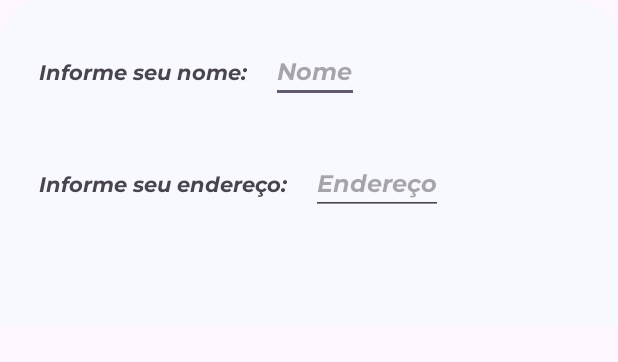
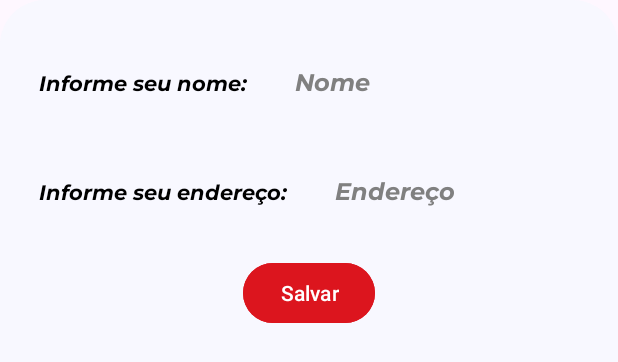
Before and after one commit to wiliansSilva/PetRescue, an Android app: the layout pet_rescue_bottom_sheet.xml on its own in the app's theme, with its tools: preview values and no code run, on a phone screen of 412 x 824 dp. Shown: the top 362 px of the screen. Run offline under Robolectric (Android 15) with nearby library versions, the phone set to English and light mode, and no system bars.

```diff
--- a/app/src/main/java/com/example/petrescue/PetRescueApplication.kt
+++ b/app/src/main/java/com/example/petrescue/PetRescueApplication.kt
@@ -23,8 +23,8 @@ class PetRescueApplication: Application() {
     }
 
     private fun getModule() = PetRescueDIModule.get(
-        baseUrl = "",
-        useMock = true
+        baseUrl = "https://yourwebsite.net/api/",
+        useMock = false
     )
 
     private fun getFactory(): Module{
--- a/app/src/main/java/com/example/petrescue/api/PetRescueRepositoryImpl.kt
+++ b/app/src/main/java/com/example/petrescue/api/PetRescueRepositoryImpl.kt
@@ -1,9 +1,8 @@
 package com.example.petrescue.api
 
-import android.net.Network
+
 
 class PetRescueRepositoryImpl(
-    private val network: Network,
     private val service: PetRescueService
 ) : PetRescueRepository {
 
--- a/app/src/main/java/com/example/petrescue/network/ApiFactory.kt
+++ b/app/src/main/java/com/example/petrescue/network/ApiFactory.kt
@@ -1,15 +1,13 @@
 package com.example.petrescue.network
 
 import com.google.gson.Gson
-import okhttp3.Interceptor
 import retrofit2.Retrofit
 import retrofit2.converter.gson.GsonConverterFactory
-import retrofit2.create
 
 class ApiFactory{
 
     fun <T> create(
-        service: Class<T>,baseUrl: String,interceptors: List<Interceptor> = emptyList()
+        service: Class<T>,baseUrl: String
     ): T {
         return Retrofit.Builder()
             .baseUrl(baseUrl)
--- a/app/src/main/res/layout/pet_rescue_bottom_sheet.xml
+++ b/app/src/main/res/layout/pet_rescue_bottom_sheet.xml
@@ -3,6 +3,7 @@
     android:layout_width="match_parent"
     android:layout_height="wrap_content"
     android:orientation="vertical"
+    xmlns:app="http://schemas.android.com/apk/res-auto"
     android:background="@drawable/dialog_bg">
 
     <androidx.appcompat.widget.LinearLayoutCompat
@@ -17,15 +18,24 @@
             android:layout_marginHorizontal="@dimen/dimen16"
             android:layout_marginTop="@dimen/dimen16"
             android:text="@string/pet_rescue_bottom_sheet_input_name"
+            android:textColor="@color/black"
             android:fontFamily="@font/montserratbolditalic"/>
 
+
         <com.google.android.material.textfield.TextInputEditText
+            android:id="@+id/pet_rescue_bottom_sheet_name"
             android:layout_width="wrap_content"
             android:layout_height="wrap_content"
             android:layout_marginTop="@dimen/dimen16"
             android:fontFamily="@font/montserratbolditalic"
             android:textSize="@dimen/dimen16Text"
-            android:hint="Nome"/>
+            android:textColor="@color/black"
+            android:textColorHint="@color/hint_color"
+            android:imeOptions="actionNext"
+            android:singleLine="true"
+            android:hint="Nome"
+            app:boxStrokeWidth="0dp"
+            style="@style/Widget.MaterialComponents.TextInputLayout.OutlinedBox"/>
 
     </androidx.appcompat.widget.LinearLayoutCompat>
 
@@ -34,24 +44,39 @@
         android:layout_height="wrap_content"
         android:layout_gravity="center"
         android:orientation="horizontal"
-        android:layout_marginBottom="@dimen/dimen64"
         android:layout_marginTop="@dimen/dimen16">
 
         <androidx.appcompat.widget.AppCompatTextView
             android:layout_width="wrap_content"
             android:layout_height="wrap_content"
             android:layout_marginHorizontal="@dimen/dimen16"
-            android:layout_marginTop="@dimen/dimen16"
+            android:textColor="@color/black"
             android:text="@string/pet_rescue_bottom_sheet_input_address"
             android:fontFamily="@font/montserratbolditalic"/>
 
         <com.google.android.material.textfield.TextInputEditText
+            android:id="@+id/pet_rescue_bottom_sheet_address"
             android:layout_width="wrap_content"
             android:layout_height="wrap_content"
-            android:layout_marginTop="@dimen/dimen16"
             android:fontFamily="@font/montserratbolditalic"
+            android:textColor="@color/black"
+            android:textColorHint="@color/hint_color"
             android:textSize="@dimen/dimen16Text"
-            android:hint="Endereço"/>
+            android:imeOptions="actionDone"
+            android:singleLine="true"
+            android:hint="Endereço"
+            style="@style/Widget.MaterialComponents.TextInputLayout.OutlinedBox"/>
 
     </androidx.appcompat.widget.LinearLayoutCompat>
+
+    <com.google.android.material.button.MaterialButton
+        android:id="@+id/pet_rescue_bottom_sheet_save"
+        android:layout_width="wrap_content"
+        android:layout_height="wrap_content"
+        android:layout_marginVertical="@dimen/dimen16"
+        android:backgroundTint="@color/pet_rescue_color"
+        android:text="@string/pet_rescue_bottom_sheet_button_save"
+        android:textColor="@color/white"
+        android:layout_gravity="center"/>
+
 </androidx.appcompat.widget.LinearLayoutCompat>
--- a/app/src/main/res/values/colors.xml
+++ b/app/src/main/res/values/colors.xml
@@ -3,4 +3,5 @@
     <color name="black">#FF000000</color>
     <color name="white">#FFFFFFFF</color>
     <color name="pet_rescue_color">#dc151e</color>
+    <color name="hint_color">#808080</color>
 </resources>
--- a/app/src/main/res/values/strings.xml
+++ b/app/src/main/res/values/strings.xml
@@ -9,5 +9,6 @@
 
     <string name="pet_rescue_bottom_sheet_input_name">Informe seu nome: </string>
     <string name="pet_rescue_bottom_sheet_input_address">Informe seu endereço: </string>
+    <string name="pet_rescue_bottom_sheet_button_save">Salvar</string>
 
 </resources>
```
Also changed, not shown: app/src/main/java/com/example/petrescue/di/PetRescueDIModule.kt (+5 -4 lines), app/src/main/java/com/example/petrescue/ui/PetRescueHomeFragment.kt (+36 -8 lines), app/src/main/java/com/example/petrescue/viewModels/PetRescueViewModel.kt (+8 -2 lines), app/src/main/res/layout/fragment_pet_rescue_home.xml (+8 -0 lines).
